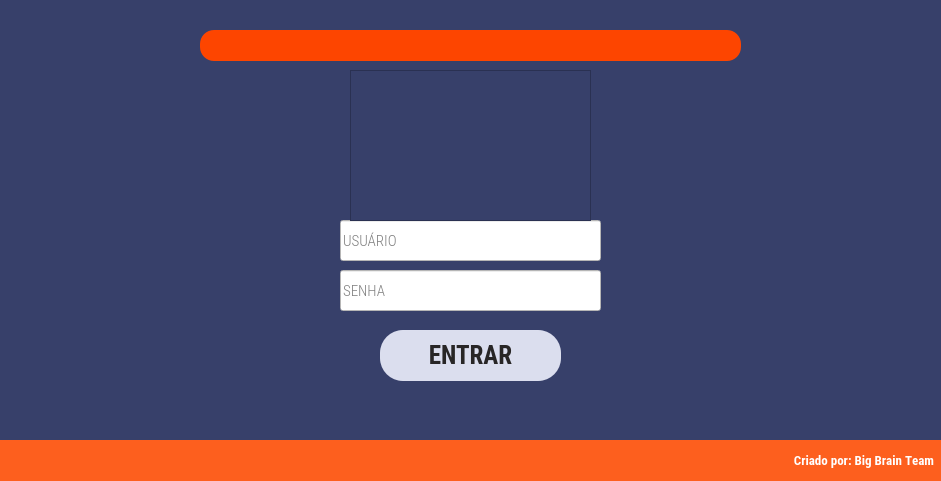
Qt form login.ui (LuisFelipeLira/IOT-Project) before a commit.
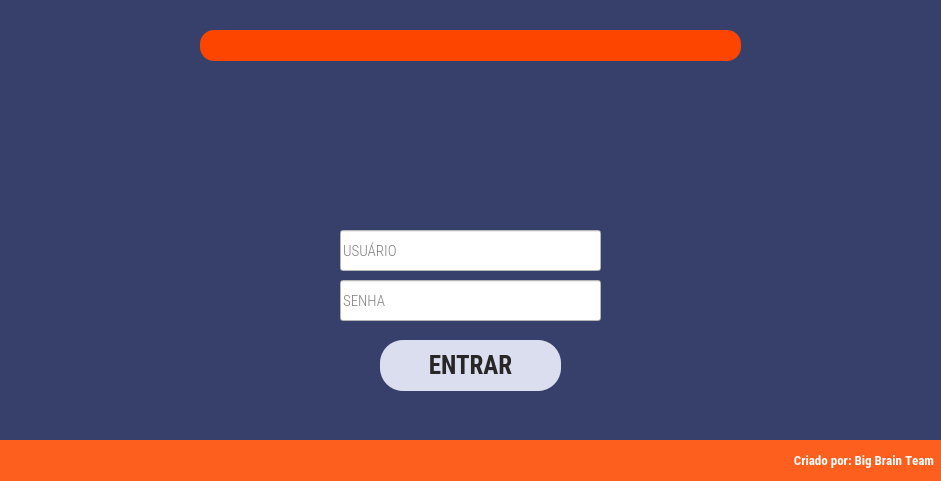
The same form after that commit. Icons and pictures are not drawn.

Diff of the .ui file:
```diff
--- a/login.ui
+++ b/login.ui
@@ -48,7 +48,7 @@
     <property name="geometry">
      <rect>
       <x>340</x>
-      <y>220</y>
+      <y>230</y>
       <width>261</width>
       <height>41</height>
      </rect>
@@ -78,7 +78,7 @@
     <property name="geometry">
      <rect>
       <x>340</x>
-      <y>270</y>
+      <y>280</y>
       <width>261</width>
       <height>41</height>
      </rect>
@@ -103,7 +103,7 @@
     <property name="geometry">
      <rect>
       <x>380</x>
-      <y>330</y>
+      <y>340</y>
       <width>181</width>
       <height>51</height>
      </rect>
@@ -188,7 +188,7 @@
      <string>                                                                                                                                                                                                                                                                          Criado por: Big Brain Team</string>
     </property>
    </widget>
-   <widget class="QFrame" name="frame">
+   <widget class="QLabel" name="label">
     <property name="geometry">
      <rect>
       <x>350</x>
@@ -197,15 +197,11 @@
       <height>151</height>
      </rect>
     </property>
-    <property name="styleSheet">
-     <string notr="true">background-image: url(:/Logo/Conceptart.png);
-image: url(:/Logo/Conceptart.png);</string>
+    <property name="text">
+     <string/>
     </property>
-    <property name="frameShape">
-     <enum>QFrame::StyledPanel</enum>
-    </property>
-    <property name="frameShadow">
-     <enum>QFrame::Raised</enum>
+    <property name="pixmap">
+     <pixmap>Conceptart.png</pixmap>
     </property>
    </widget>
   </widget>
```
